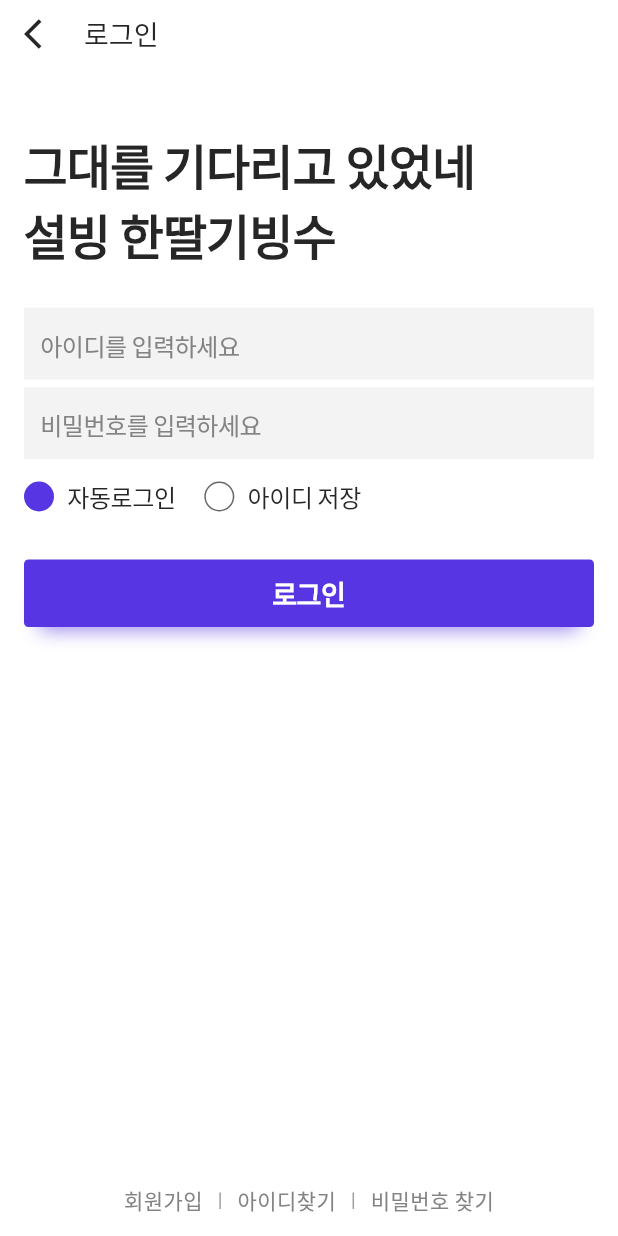
After one commit to inha-cse-hackathon/flutter, a Flutter app: the LoginPage screen opened directly, on a phone screen of 412 x 824 dp. The commit adds this screen. Run offline on Flutter 3.47's test engine with Material 2 defaults, Android fonts, the phone set to English and light mode, and no system bars; missing offline and left inert: xtyle.

Commit message:
로그인 페이지 ui 완성

```diff
--- a/lib/main.dart
+++ b/lib/main.dart
@@ -1,3 +1,4 @@
+import 'package:cse_hackathon_2022/style/MyStyle.dart';
 import 'package:cse_hackathon_2022/widget/authcheck.dart';
 import 'package:flutter/material.dart';
 import 'package:xtyle/xtyle.dart';
@@ -21,9 +22,73 @@
       title: 'Flutter Demo',
       theme: ThemeData(
         primarySwatch: Colors.blue,
+        primaryColor: ColorStyle.brand,
         fontFamily: 'NotoSansKR',
+        canvasColor: Colors.white,
+        appBarTheme: const AppBarTheme(
+          elevation: 0.0,
+          centerTitle: false,
+          backgroundColor: Colors.white,
+          titleTextStyle: TextStyle(fontSize: 18, color: ColorStyle.text1),
+          iconTheme: IconThemeData(
+            color: ColorStyle.text1,
+          ),
+        ),
+        textTheme: MyTextTheme(),
+        // backgroundColor: Colors.white,
       ),
       home: const AuthCheck(),
     );
   }
+
+  TextTheme MyTextTheme() {
+    return const TextTheme(
+      headline1: TextStyle(
+        fontSize: 36.0,
+        fontWeight: FontWeight.w700,
+        letterSpacing: -36.0 * 0.02,
+        color: ColorStyle.text1,
+      ),
+      headline2: TextStyle(
+        fontSize: 32.0,
+        fontWeight: FontWeight.w700,
+        letterSpacing: -32.0 * 0.02,
+        color: ColorStyle.text1,
+      ),
+      headline3: TextStyle(
+        fontSize: 24.0,
+        fontWeight: FontWeight.w700,
+        letterSpacing: -24.0 * 0.02,
+        color: ColorStyle.text1,
+      ),
+      headline4: TextStyle(
+        fontSize: 20.0,
+        fontWeight: FontWeight.w700,
+        letterSpacing: -20.0 * 0.02,
+        color: ColorStyle.text1,
+      ),
+      headline5: TextStyle(
+        fontSize: 18.0,
+        fontWeight: FontWeight.w700,
+        letterSpacing: -18.0 * 0.02,
+        color: ColorStyle.text1,
+      ),
+      bodyText1: TextStyle(
+        fontSize: 18.0,
+        letterSpacing: -18.0 * 0.02,
+        color: ColorStyle.text1,
+      ),
+
+      bodyText2: TextStyle(
+        fontSize: 16.0,
+        letterSpacing: -14.0 * 0.02,
+        color: ColorStyle.text1,
+      ),
+      subtitle1: TextStyle(
+      fontSize: 14.0,
+      letterSpacing: -14.0 * 0.02,
+      color: ColorStyle.text1,
+    ),
+    );
+  }
 }
--- /dev/null
+++ b/lib/style/MyStyle.dart
@@ -0,0 +1,20 @@
+import 'package:flutter/material.dart';
+
+class ColorStyle{
+  ColorStyle._();
+// 브랜드 색상
+  static const Color brand= Color(0xff5835E2);
+  static const Color error= Color(0xffFF3120);
+
+  // 라인 색상
+  static const Color line1= Color(0xff686868);
+  static const Color line2= Color(0xff9F9F9F);
+  static const Color line3= Color(0xffEFEFEF);
+  // 배경 색상
+  static const Color background1= Color(0xffF3F3F3);
+  static const Color background2= Color(0xffF9F9F9);
+  // 서체 색상
+  static const Color text1= Color(0xff262626);
+  static const Color text2= Color(0xff838383);
+
+}
--- a/lib/widget/authcheck.dart
+++ b/lib/widget/authcheck.dart
@@ -1,4 +1,5 @@
 import 'package:cse_hackathon_2022/widget/NavigatePage.dart';
+import 'package:cse_hackathon_2022/widget/login.dart';
 import 'package:flutter/cupertino.dart';
 import 'package:flutter/material.dart';
 import 'package:xtyle/xtyle.dart';
@@ -11,14 +12,6 @@
 }
 
 class _AuthCheckState extends State<AuthCheck> {
-  int _counter = 0;
-
-  void _incrementCounter() {
-    setState(() {
-      _counter++;
-    });
-  }
-
   @override
   Widget build(BuildContext context) {
     return Scaffold(
@@ -37,14 +30,28 @@
               'Super프리미엄 리미티드Edition',
               style: TextStyle(fontSize: 16.0, color: Colors.black),
             ),
-            CupertinoButton(child: const Text("네비게이션 페이지 이동"), onPressed: (){
+            CupertinoButton(
+              child: const Text("메인 페이지 이동"),
+              onPressed: () {
                 Navigator.push(
                   context,
                   CupertinoPageRoute(
                     builder: (context) => const NavigatePage(),
                   ),
                 );
-            })
+              },
+            ),
+            CupertinoButton(
+              child: const Text("로그인 페이지 이동"),
+              onPressed: () {
+                Navigator.push(
+                  context,
+                  CupertinoPageRoute(
+                    builder: (context) => const LoginPage(),
+                  ),
+                );
+              },
+            ),
           ],
         ),
       ),
--- a/lib/widget/home.dart
+++ b/lib/widget/home.dart
@@ -11,7 +11,12 @@
   @override
   Widget build(BuildContext context) {
     return Scaffold(
-      appBar: AppBar(),
+      appBar: PreferredSize(
+        preferredSize: Size.fromHeight(45.0),
+        child: AppBar(
+          title: Text('홈'),
+        ),
+      ),
       body: Container(),
     );
   }
--- /dev/null
+++ b/lib/widget/login.dart
@@ -0,0 +1,280 @@
+import 'package:cse_hackathon_2022/style/MyStyle.dart';
+import 'package:flutter/material.dart';
+
+class LoginPage extends StatefulWidget {
+  const LoginPage({Key? key}) : super(key: key);
+
+  @override
+  State<LoginPage> createState() => _LoginPageState();
+}
+
+class _LoginPageState extends State<LoginPage> {
+  @override
+  Widget build(BuildContext context) {
+    return Scaffold(
+      resizeToAvoidBottomInset: false,
+      appBar: AppBar(
+        toolbarHeight: 45.0,
+        title: const Text('로그인'),
+        // leadingWidth: 10,
+        titleSpacing: 0,
+        // leading: Container(color: Colors.blue,),
+        leading: IconButton(
+          icon: const Icon(Icons.arrow_back_ios),
+          onPressed: () {
+            Navigator.pop(context);
+            // 뒤로가기 버튼 누르면 이동하는 곳
+          },
+        ),
+      ),
+      body: SafeArea(
+        child: Padding(
+          padding: const EdgeInsets.symmetric(horizontal: 16.0),
+          child: Column(
+            crossAxisAlignment: CrossAxisAlignment.start,
+            children: [
+              const SizedBox(height: 41),
+              Text(
+                "그대를 기다리고 있었네",
+                style: Theme.of(context).textTheme.headline2,
+              ),
+              Text(
+                "설빙 한딸기빙수",
+                style: Theme.of(context).textTheme.headline2,
+              ),
+              const SizedBox(height: 25),
+              const IdInput(),
+              const SizedBox(height: 5),
+              const PassWordInput(),
+              const SizedBox(height: 13),
+              const AddButton(),
+              const SizedBox(height: 30),
+              LoginButton(
+                onclick: () {
+                  print("dsada");
+                },
+              ),
+              Flexible(
+                child: Container(
+                    // color: Colors.blue,
+                    ),
+              ),
+              const RegisterButton(),
+              const SizedBox(
+                height: 9,
+              ),
+            ],
+          ),
+        ),
+      ),
+    );
+  }
+}
+
+class IdInput extends StatelessWidget {
+  const IdInput({Key? key}) : super(key: key);
+
+  @override
+  Widget build(BuildContext context) {
+    return Container(
+      color: ColorStyle.background1,
+      child: TextFormField(
+        style: Theme.of(context).textTheme.subtitle1,
+        decoration: const InputDecoration(
+          border: InputBorder.none,
+          focusedBorder: InputBorder.none,
+          contentPadding:
+              EdgeInsets.only(top: 12, bottom: 10, left: 11, right: 8),
+          fillColor: Colors.grey,
+          hintText: "아이디를 입력하세요",
+          hintStyle: TextStyle(
+            fontSize: 16,
+            color: ColorStyle.text2,
+            letterSpacing: -16 * 0.02,
+          ),
+        ),
+      ),
+    );
+  }
+}
+
+class PassWordInput extends StatelessWidget {
+  const PassWordInput({Key? key}) : super(key: key);
+
+  @override
+  Widget build(BuildContext context) {
+    return Container(
+      color: ColorStyle.background1,
+      child: TextFormField(
+        style: Theme.of(context).textTheme.subtitle1,
+        obscureText: true,
+        obscuringCharacter: "*",
+        decoration: const InputDecoration(
+          border: InputBorder.none,
+          focusedBorder: InputBorder.none,
+          contentPadding:
+              EdgeInsets.only(top: 12, bottom: 10, left: 11, right: 8),
+          fillColor: Colors.grey,
+          hintText: "비밀번호를 입력하세요",
+          hintStyle: TextStyle(
+            fontSize: 16,
+            color: ColorStyle.text2,
+            letterSpacing: -16 * 0.02,
+          ),
+        ),
+      ),
+    );
+  }
+}
+
+class LoginButton extends StatelessWidget {
+  const LoginButton({
+    Key? key,
+    required this.onclick,
+  }) : super(key: key);
+  final VoidCallback onclick;
+
+  @override
+  Widget build(BuildContext context) {
+    return Ink(
+      height: 45,
+      // color: Style.brand,
+
+      decoration: BoxDecoration(
+        color: ColorStyle.brand,
+        borderRadius: const BorderRadius.all(Radius.circular(3)),
+        boxShadow: [
+          BoxShadow(
+            color: ColorStyle.brand.withOpacity(0.6),
+            blurRadius: 10,
+            offset: const Offset(0, 12),
+            // color: Color(0xff00D99E).withOpacity(.6),
+            spreadRadius: -10,
+          ),
+        ],
+      ),
+      child: InkWell(
+        borderRadius: const BorderRadius.all(Radius.circular(3)),
+        onTap: onclick,
+        child: const Center(
+          child: Text(
+            "로그인",
+            style: TextStyle(
+              fontSize: 18.0,
+              fontWeight: FontWeight.w700,
+              letterSpacing: -18.0 * 0.02,
+              color: Colors.white,
+            ),
+          ),
+        ),
+      ),
+    );
+  }
+}
+
+class AddButton extends StatelessWidget {
+  const AddButton({Key? key}) : super(key: key);
+
+  @override
+  Widget build(BuildContext context) {
+    return Row(
+      children: [
+        Container(
+          height: 20,
+          width: 20,
+          decoration: BoxDecoration(
+            color: ColorStyle.brand,
+            borderRadius: BorderRadius.circular(20),
+          ),
+        ),
+        const SizedBox(width: 9),
+        Text(
+          "자동로그인",
+          style: Theme.of(context).textTheme.bodyText2,
+        ),
+        const SizedBox(width: 19),
+        Container(
+          height: 20,
+          width: 20,
+          decoration: BoxDecoration(
+            border: Border.all(
+              width: 1,
+              color: ColorStyle.line1,
+            ),
+            borderRadius: BorderRadius.circular(20),
+          ),
+        ),
+        const SizedBox(width: 9),
+        Text(
+          "아이디 저장",
+          style: Theme.of(context).textTheme.bodyText2,
+        ),
+      ],
+    );
+  }
+}
+
+class TextMiniButton extends StatelessWidget {
+  const TextMiniButton(
+      this.text, {
+        Key? key,
+        required this.onclick,
+      }) : super(key: key);
+  final VoidCallback onclick;
+  final String text;
+
+  @override
+  Widget build(BuildContext context) {
+    return Ink(
+      child: InkWell(
+        onTap: onclick,
+        child: Padding(
+          padding: const EdgeInsets.symmetric(horizontal: 11.0, vertical: 4),
+          child: Text(
+            text,
+            style: const TextStyle(
+              fontSize: 14,
+              letterSpacing: 14 * 0.02,
+              color: ColorStyle.text2,
+            ),
+          ),
+        ),
+      ),
+    );
+  }
+}
+
+class RegisterButton extends StatelessWidget {
+  const RegisterButton({Key? key}) : super(key: key);
+
+  @override
+  Widget build(BuildContext context) {
+    return Row(
+      mainAxisAlignment: MainAxisAlignment.center,
+      children: [
+        TextMiniButton(
+          "회원가입",
+          onclick: () {},
+        ),
+        Container(
+          width: 1,
+          height: 11,
+          color: ColorStyle.line2,
+        ),
+        TextMiniButton(
+          "아이디찾기",
+          onclick: () {},
+        ),
+        Container(
+          width: 1,
+          height: 11,
+          color: ColorStyle.line2,
+        ),
+        TextMiniButton(
+          "비밀번호 찾기",
+          onclick: () {},
+        ),
+      ],
+    );
+  }
+}
```
Lines whose indentation alone changed are shown as unchanged.
